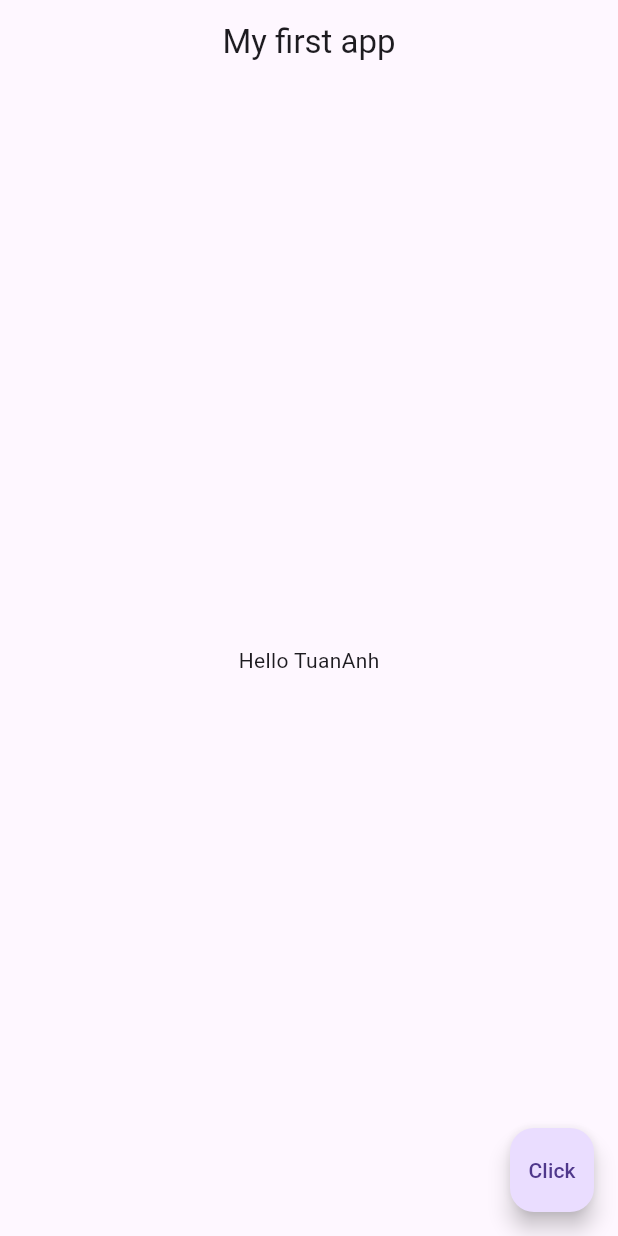
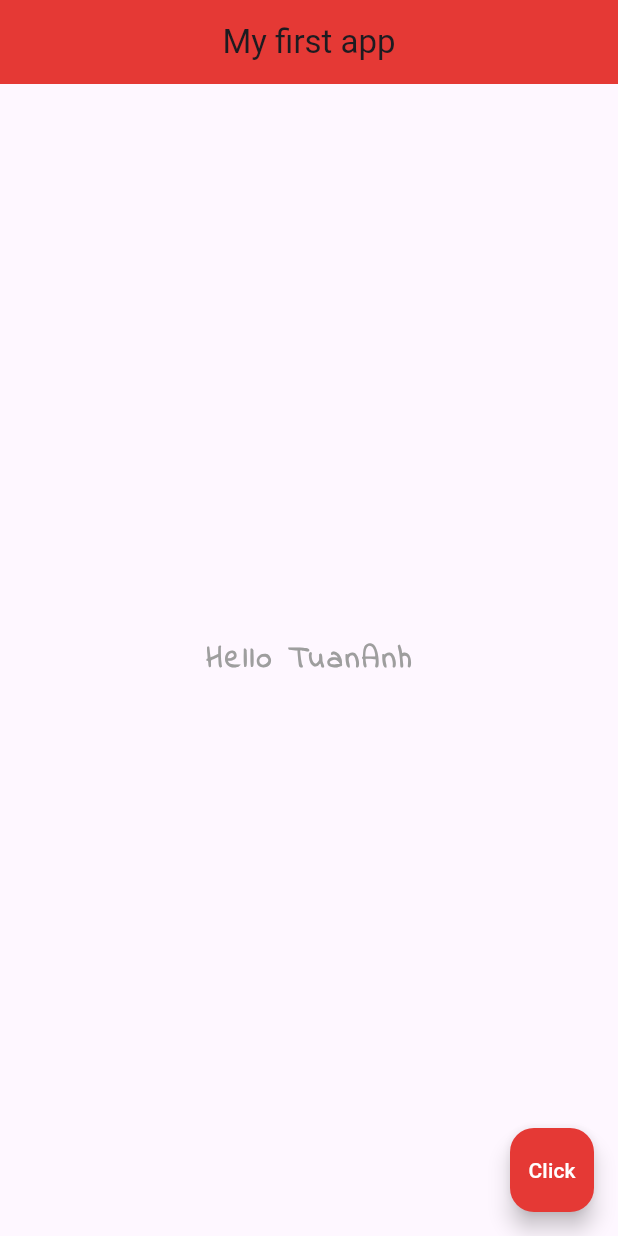
Before and after one commit to Caothukl4/firstapp, a Flutter app: the screen it shows after launch, after a tap on "Click", on a phone screen of 412 x 824 dp. Run offline on Flutter 3.47's test engine with Material 3 defaults, Android fonts, the phone set to English and light mode, and no system bars.

Commit message:
Color,Font(Indie)
add color and font

```diff
--- a/lib/main.dart
+++ b/lib/main.dart
@@ -2,18 +2,29 @@ import 'package:flutter/material.dart';
 
 void main() {
   runApp(MaterialApp(
+    debugShowCheckedModeBanner: false,
     home: Scaffold(
       appBar: AppBar(
         title: Text("My first app"),
         centerTitle: true,
+        backgroundColor: Colors.red[600],
       ),
       body: Center(
-        child: Text("Hello TuanAnh"),
+        child: Text("Hello TuanAnh",
+        style: TextStyle(
+            color: Colors.grey,
+            fontSize: 20,
+            fontWeight: FontWeight.bold,
+            letterSpacing: 2.0,
+            fontFamily: 'IndieFlower'),
+        ),
       ),
       floatingActionButton: FloatingActionButton(
         onPressed: () {  },
-        child: Text("Click"),
+        backgroundColor: Colors.red[600],
+        child: Text("Click",style: TextStyle(color: Colors.white),
       ),
     )
-  ));
+  ))
+  );
 }
```
Also changed, not shown: pubspec.yaml (+6 -12 lines), fonts/IndieFlower-Regular.ttf (added).
